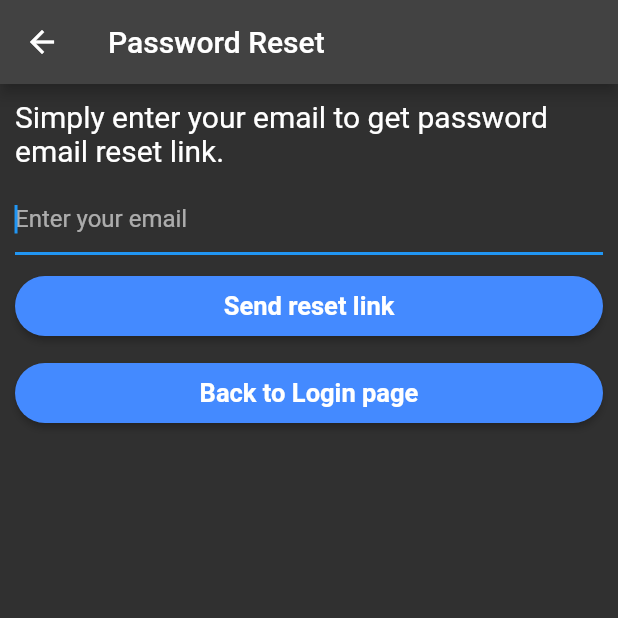
After one commit to Qaisarali-Sulaimani/Air_Notes, a Flutter app: the ForgotPassword screen opened directly, after a tap on "Send reset link", on a phone screen of 412 x 824 dp, the top half of it. The commit adds this screen. Run offline on Flutter 3.47's test engine with Material 2 defaults, Android fonts, the phone set to English and light mode, and no system bars; our stand-ins replace animated_text_kit, cloud_firestore, firebase_auth, firebase_core, flutter_bloc, share_plus; accounts and stored records are empty.

Commit message:
commit PreFinal

```diff
--- a/lib/constants.dart
+++ b/lib/constants.dart
@@ -94,3 +94,15 @@ Future<void> showCantShareEmptyNoteDialog(BuildContext context) {
     },
   );
 }
+
+Future<void> showPasswordResetSentDialog(BuildContext context) {
+  return showGenericDialog(
+    context: context,
+    title: 'Password Reset',
+    content:
+        "We have sent you a password reset link. Please check you email for more information",
+    optionBuilder: () => {
+      'OK': null,
+    },
+  );
+}
--- /dev/null
+++ b/lib/screens/forgot_password_view.dart
@@ -0,0 +1,111 @@
+import 'package:flutter/material.dart';
+import 'package:flutter_bloc/flutter_bloc.dart';
+import 'package:moderate_project/constants.dart';
+import 'package:moderate_project/services/auth/auth_exceptions.dart';
+import 'package:moderate_project/services/bloc/auth_event.dart';
+
+import '../services/bloc/auth_bloc.dart';
+import '../services/bloc/auth_state.dart';
+
+class ForgotPassword extends StatefulWidget {
+  const ForgotPassword({Key? key}) : super(key: key);
+
+  @override
+  State<ForgotPassword> createState() => _ForgotPasswordState();
+}
+
+class _ForgotPasswordState extends State<ForgotPassword> {
+  late final TextEditingController _controller;
+
+  @override
+  void initState() {
+    _controller = TextEditingController();
+    super.initState();
+  }
+
+  @override
+  void dispose() {
+    _controller.dispose();
+    super.dispose();
+  }
+
+  @override
+  Widget build(BuildContext context) {
+    return BlocListener<AuthBloc, AuthState>(
+      listener: (context, state) async {
+        if (state is AuthStateForgotPassword) {
+          if (state.hasSentEmail && state.exception == null) {
+            _controller.clear();
+            await showPasswordResetSentDialog(context);
+            return;
+          }
+
+          if (state.exception is GenericAuthException) {
+            if (_controller.text.isEmpty) {
+              await showErrorDialog(
+                context: context,
+                text: 'Please enter email first.',
+              );
+            } else {
+              await showErrorDialog(
+                context: context,
+                text:
+                    'Please make sure your email is already registered. If not then register yourself.',
+              );
+            }
+          }
+        }
+      },
+      child: Scaffold(
+        appBar: AppBar(
+          title: const Text('Password Reset'),
+        ),
+        body: Padding(
+          padding: const EdgeInsets.all(10.0),
+          child: Column(
+            children: [
+              const Text(
+                'Simply enter your email to get password email reset link.',
+                style: TextStyle(
+                  fontSize: 20,
+                ),
+              ),
+              const SizedBox(
+                height: 10,
+              ),
+              TextField(
+                controller: _controller,
+                autocorrect: false,
+                autofocus: true,
+                keyboardType: TextInputType.emailAddress,
+                decoration: const InputDecoration(hintText: 'Enter your email'),
+              ),
+              const SizedBox(
+                height: 10,
+              ),
+              MyButton(
+                onPress: () {
+                  context
+                      .read<AuthBloc>()
+                      .add(AuthEventForgotPassword(_controller.text));
+                },
+                text: "Send reset link",
+                normal: true,
+              ),
+              const SizedBox(
+                height: 10,
+              ),
+              MyButton(
+                onPress: () {
+                  context.read<AuthBloc>().add(const AuthEventShouldLogin());
+                },
+                text: "Back to Login page",
+                normal: true,
+              ),
+            ],
+          ),
+        ),
+      ),
+    );
+  }
+}
--- a/lib/screens/homescreen.dart
+++ b/lib/screens/homescreen.dart
@@ -56,11 +56,8 @@ class _HomeScreenState extends State<HomeScreen>
           mainAxisAlignment: MainAxisAlignment.center,
           children: <Widget>[
             Row(
+              mainAxisAlignment: MainAxisAlignment.center,
               children: <Widget>[
-                SizedBox(
-                  child: Image.asset('images/logo.png'),
-                  height: 60.0,
-                ),
                 TyperAnimatedTextKit(
                   isRepeatingAnimation: false,
                   curve: Curves.linear,
--- a/lib/services/auth/auth_provider.dart
+++ b/lib/services/auth/auth_provider.dart
@@ -15,6 +15,8 @@ abstract class AuthProvider {
     required String password,
   });
 
+  Future<void> sendPasswordReset({required String email});
+
   Future<void> logOut();
 
   Future<void> sendEmailverification();
--- a/lib/services/auth/auth_service.dart
+++ b/lib/services/auth/auth_service.dart
@@ -41,4 +41,9 @@ class AuthService implements AuthProvider {
   Future<void> initialize() {
     return provider.initialize();
   }
+
+  @override
+  Future<void> sendPasswordReset({required String email}) {
+    return provider.sendEmailverification();
+  }
 }
--- a/lib/services/auth/firebase_auth_provider.dart
+++ b/lib/services/auth/firebase_auth_provider.dart
@@ -101,4 +101,13 @@ class FirebaseAuthProvider implements AuthProvider {
     WidgetsFlutterBinding.ensureInitialized();
     await Firebase.initializeApp();
   }
+
+  @override
+  Future<void> sendPasswordReset({required String email}) async {
+    try {
+      await FirebaseAuth.instance.sendPasswordResetEmail(email: email);
+    } catch (_) {
+      throw GenericAuthException();
+    }
+  }
 }
--- a/lib/services/bloc/auth_bloc.dart
+++ b/lib/services/bloc/auth_bloc.dart
@@ -1,22 +1,55 @@
 import 'package:flutter_bloc/flutter_bloc.dart';
+import 'package:moderate_project/services/auth/auth_exceptions.dart';
 import 'package:moderate_project/services/auth/auth_provider.dart';
 import 'auth_state.dart';
 import 'auth_event.dart';
 
 class AuthBloc extends Bloc<AuthEvent, AuthState> {
-  AuthBloc(AuthProvider provider) : super(const AuthStateUninitialized()) {
+  AuthBloc(AuthProvider provider)
+      : super(const AuthStateUninitialized(isLoading: true)) {
     //initialize
     on<AuthEventInitialize>((event, emit) async {
       await provider.initialize();
       final user = provider.currentuser;
 
       if (user == null) {
-        emit(const AuthStateLoggedOut(null));
+        emit(const AuthStateLoggedOut(
+            exception: null, isLoading: false, text: ''));
       } else if (!user.isEmailverified) {
-        emit(const AuthStateNeedVerification());
+        emit(const AuthStateNeedVerification(isLoading: false));
       } else {
-        emit(AuthStateLoggedIn(user));
+        emit(AuthStateLoggedIn(isLoading: false, user: user));
       }
+    });
+
+    on<AuthEventForgotPassword>((event, emit) async {
+      emit(const AuthStateForgotPassword(
+          exception: null, hasSentEmail: false, isLoading: false));
+      final email = event.email;
+
+      if (email?.isEmpty ?? true) {
+        emit(AuthStateForgotPassword(
+            exception: InValidEmailAuthException as Exception,
+            hasSentEmail: false,
+            isLoading: false));
+        return;
+      }
+
+      emit(const AuthStateForgotPassword(
+          exception: null, hasSentEmail: false, isLoading: true));
+      bool didSendEmail;
+      Exception? exception;
+      try {
+        await provider.sendPasswordReset(email: email!);
+        didSendEmail = true;
+        exception = null;
+      } on Exception catch (e) {
+        didSendEmail = false;
+        exception = e;
+      }
+
+      emit(AuthStateForgotPassword(
+          exception: exception, hasSentEmail: didSendEmail, isLoading: false));
     });
 
     // send Email verification
@@ -27,20 +60,31 @@ class AuthBloc extends Bloc<AuthEvent, AuthState> {
 
     // Event Register
     on<AuthEventRegister>((event, emit) async {
+      emit(const AuthStateRegistering(
+        exception: null,
+        isLoading: true,
+        text: 'Please wait while I register you..',
+      ));
       final email = event.email;
       final password = event.password;
 
       try {
         await provider.createUser(email: email, password: password);
         await provider.sendEmailverification();
-        emit(const AuthStateNeedVerification());
+        emit(const AuthStateNeedVerification(isLoading: false));
       } on Exception catch (e) {
-        emit(AuthStateRegistering(e));
+        emit(AuthStateRegistering(exception: e, isLoading: false, text: ''));
       }
     });
 
     // login
     on<AuthEventLogin>((event, emit) async {
+      emit(const AuthStateLoggingIn(
+        exception: null,
+        isLoading: true,
+        text: 'Please wait while I log you in..',
+      ));
+
       final email = event.email;
       final password = event.password;
 
@@ -48,12 +92,12 @@ class AuthBloc extends Bloc<AuthEvent, AuthState> {
         final user = await provider.logIn(email: email, password: password);
 
         if (user.isEmailverified) {
-          emit(AuthStateLoggedIn(user));
+          emit(AuthStateLoggedIn(isLoading: false, user: user));
         } else {
-          emit(const AuthStateNeedVerification());
+          emit(const AuthStateNeedVerification(isLoading: false));
         }
       } on Exception catch (e) {
-        emit(AuthStateLoggingIn(e));
+        emit(AuthStateLoggingIn(exception: e, isLoading: false, text: ''));
       }
     });
 
@@ -61,18 +105,27 @@ class AuthBloc extends Bloc<AuthEvent, AuthState> {
     on<AuthEventLogout>((event, emit) async {
       try {
         await provider.logOut();
-        emit(const AuthStateLoggedOut(null));
+        emit(const AuthStateLoggedOut(
+            exception: null, isLoading: false, text: ''));
       } on Exception catch (e) {
-        emit(AuthStateLoggedOut(e));
+        emit(AuthStateLoggedOut(exception: e, isLoading: false, text: ''));
       }
     });
 
     on<AuthEventShouldRegister>((event, emit) {
-      emit(const AuthStateRegistering(null));
+      emit(const AuthStateRegistering(
+        exception: null,
+        isLoading: false,
+        text: '',
+      ));
     });
 
     on<AuthEventShouldLogin>((event, emit) {
-      emit(const AuthStateLoggingIn(null));
+      emit(const AuthStateLoggingIn(
+        exception: null,
+        isLoading: false,
+        text: '',
+      ));
     });
   }
 }
--- a/lib/services/bloc/auth_event.dart
+++ b/lib/services/bloc/auth_event.dart
@@ -23,6 +23,11 @@ class AuthEventSendEmailverification extends AuthEvent {
   const AuthEventSendEmailverification();
 }
 
+class AuthEventForgotPassword extends AuthEvent {
+  final String? email;
+  const AuthEventForgotPassword(this.email);
+}
+
 class AuthEventRegister extends AuthEvent {
   final String email;
   final String password;
--- a/lib/services/bloc/auth_state.dart
+++ b/lib/services/bloc/auth_state.dart
@@ -3,33 +3,62 @@ import 'package:moderate_project/services/auth/auth_user.dart';
 
 @immutable
 abstract class AuthState {
-  const AuthState();
+  final bool isLoading;
+  final String text;
+  const AuthState({
+    required this.isLoading,
+    this.text = "Please wait a momenet..",
+  });
 }
 
 class AuthStateRegistering extends AuthState {
   final Exception? exception;
-  const AuthStateRegistering(this.exception);
+  const AuthStateRegistering({
+    required this.exception,
+    required bool isLoading,
+    required String text,
+  }) : super(isLoading: isLoading, text: text);
 }
 
 class AuthStateUninitialized extends AuthState {
-  const AuthStateUninitialized();
+  const AuthStateUninitialized({required bool isLoading})
+      : super(isLoading: isLoading);
 }
 
 class AuthStateLoggedIn extends AuthState {
   final AuthUser user;
-  const AuthStateLoggedIn(this.user);
+  const AuthStateLoggedIn({required this.user, required bool isLoading})
+      : super(isLoading: isLoading);
 }
 
 class AuthStateNeedVerification extends AuthState {
-  const AuthStateNeedVerification();
+  const AuthStateNeedVerification({required bool isLoading})
+      : super(isLoading: isLoading);
 }
 
 class AuthStateLoggingIn extends AuthState {
   final Exception? exception;
-  const AuthStateLoggingIn(this.exception);
+  const AuthStateLoggingIn({
+    required this.exception,
+    required bool isLoading,
+    required String text,
+  }) : super(isLoading: isLoading, text: text);
+}
+
+class AuthStateForgotPassword extends AuthState {
+  final Exception? exception;
+  final bool hasSentEmail;
+
+  const AuthStateForgotPassword({
+    required this.exception,
+    required this.hasSentEmail,
+    required bool isLoading,
+  }) : super(isLoading: isLoading);
 }
 
 class AuthStateLoggedOut extends AuthState {
   final Exception? exception;
-  const AuthStateLoggedOut(this.exception);
+  const AuthStateLoggedOut(
+      {required this.exception, required String text, required bool isLoading})
+      : super(isLoading: isLoading, text: text);
 }
```
Also changed, not shown: lib/main.dart (+12 -1 lines), lib/screens/login.dart (+15 -13 lines), lib/screens/register.dart (+0 -12 lines), lib/services/cloud/cloud_service.dart (+4 -22 lines), lib/utilities/loading/loading_controller.dart (added, +12 -0 lines), lib/utilities/loading/loading_screen.dart (added, +106 -0 lines), 12 other files.
